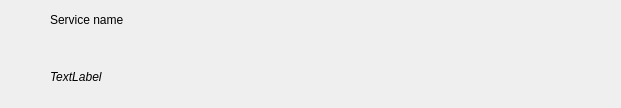
This is serviceframe.ui in lxqt/lxqt-connman-applet as Qt 5 draws it before an edit. The edited form follows.
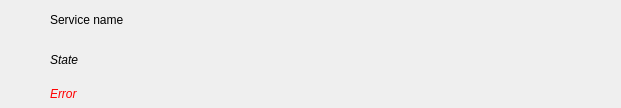
This is the edited form.

Commit message: Show error messages when connection fails

```diff
--- a/serviceframe.ui
+++ b/serviceframe.ui
@@ -82,7 +82,23 @@
       </font>
      </property>
      <property name="text">
-      <string>TextLabel</string>
+      <string>State</string>
+     </property>
+    </widget>
+   </item>
+   <item row="2" column="1">
+    <widget class="QLabel" name="errorLabel">
+     <property name="font">
+      <font>
+       <pointsize>9</pointsize>
+       <italic>true</italic>
+      </font>
+     </property>
+     <property name="styleSheet">
+      <string notr="true">color: rgb(255, 0, 0);</string>
+     </property>
+     <property name="text">
+      <string>Error</string>
      </property>
     </widget>
    </item>
```
The commit also changes 3 other files.
